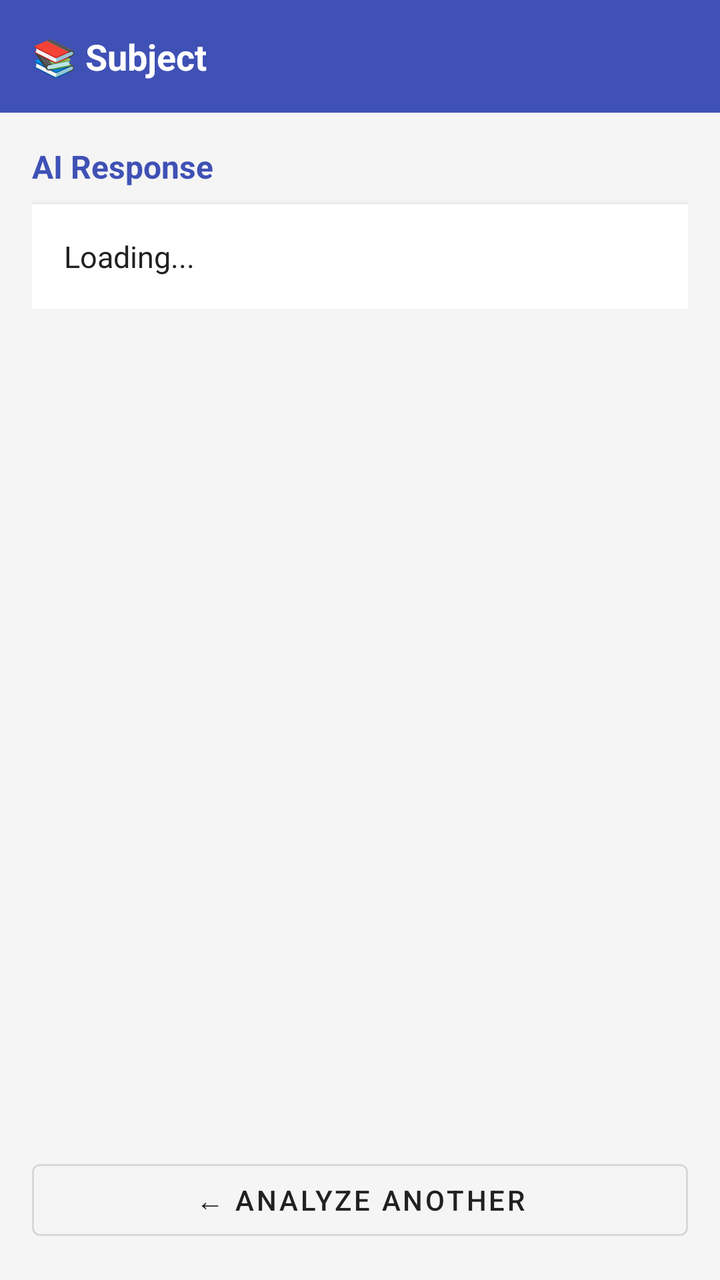
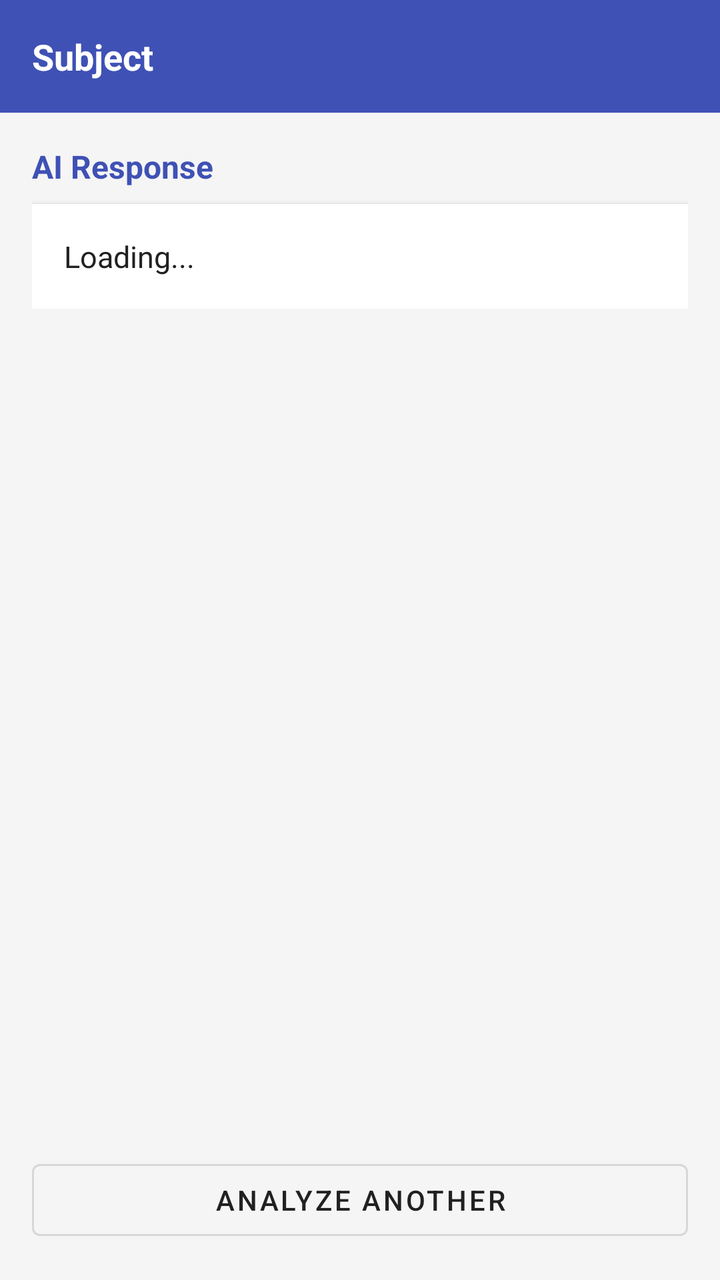

Screens rendered from an Android XML layout before and after an edit, with the pre-edit source and the edit as a unified diff.
<!-- AndroidManifest.xml: application theme Theme.MaterialComponents.Light.DarkActionBar -->
<!-- res/layout/activity_result.xml -->
<?xml version="1.0" encoding="utf-8"?>
<LinearLayout xmlns:android="http://schemas.android.com/apk/res/android"
    android:layout_width="match_parent"
    android:layout_height="match_parent"
    android:orientation="vertical"
    android:background="#F5F5F5">

    <LinearLayout
        android:layout_width="match_parent"
        android:layout_height="wrap_content"
        android:orientation="horizontal"
        android:background="#3F51B5"
        android:padding="16dp"
        android:gravity="center_vertical">

        <TextView
            android:id="@+id/tvSubjectTag"
            android:layout_width="wrap_content"
            android:layout_height="wrap_content"
            android:text="📚 Subject"
            android:textColor="#FFFFFF"
            android:textSize="18sp"
            android:textStyle="bold"/>
    </LinearLayout>

    <ScrollView
        android:layout_width="match_parent"
        android:layout_height="0dp"
        android:layout_weight="1"
        android:padding="16dp">

        <LinearLayout
            android:layout_width="match_parent"
            android:layout_height="wrap_content"
            android:orientation="vertical">

            <TextView
                android:layout_width="wrap_content"
                android:layout_height="wrap_content"
                android:text="AI Response"
                android:textSize="16sp"
                android:textStyle="bold"
                android:textColor="#3F51B5"
                android:layout_marginBottom="8dp"/>

            <TextView
                android:id="@+id/tvResult"
                android:layout_width="match_parent"
                android:layout_height="wrap_content"
                android:text="Loading..."
                android:textSize="15sp"
                android:textColor="#212121"
                android:lineSpacingExtra="4dp"
                android:background="#FFFFFF"
                android:padding="16dp"
                android:elevation="2dp"/>
        </LinearLayout>
    </ScrollView>

    <com.google.android.material.button.MaterialButton
        android:id="@+id/btnBack"
        android:layout_width="match_parent"
        android:layout_height="wrap_content"
        android:text="← Analyze Another"
        android:layout_margin="16dp"
        style="@style/Widget.MaterialComponents.Button.OutlinedButton"/>

</LinearLayout>
<!-- resources referenced by this layout -->
<resources>

</resources>

<!-- the commit's change to res/layout/activity_result.xml (unified diff, before → after) -->
@@ -17,7 +17,7 @@
             android:id="@+id/tvSubjectTag"
             android:layout_width="wrap_content"
             android:layout_height="wrap_content"
-            android:text="📚 Subject"
+            android:text="Subject"
             android:textColor="#FFFFFF"
             android:textSize="18sp"
             android:textStyle="bold"/>
@@ -61,7 +61,7 @@
         android:id="@+id/btnBack"
         android:layout_width="match_parent"
         android:layout_height="wrap_content"
-        android:text="← Analyze Another"
+        android:text="Analyze Another"
         android:layout_margin="16dp"
         style="@style/Widget.MaterialComponents.Button.OutlinedButton"/>
 
